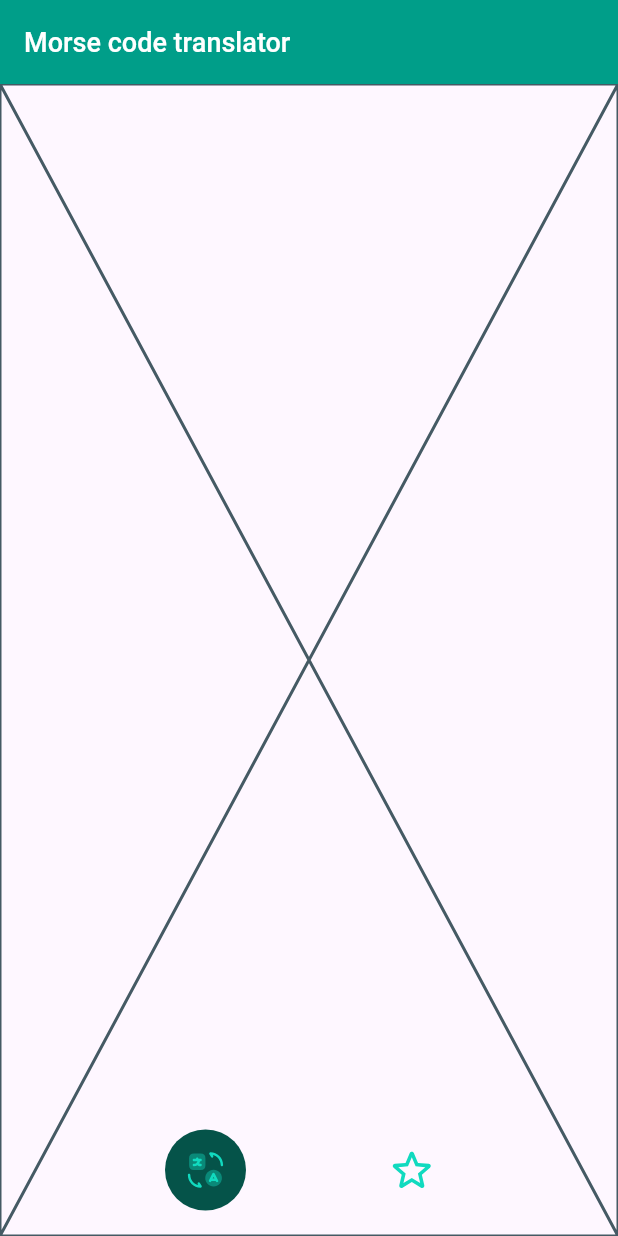
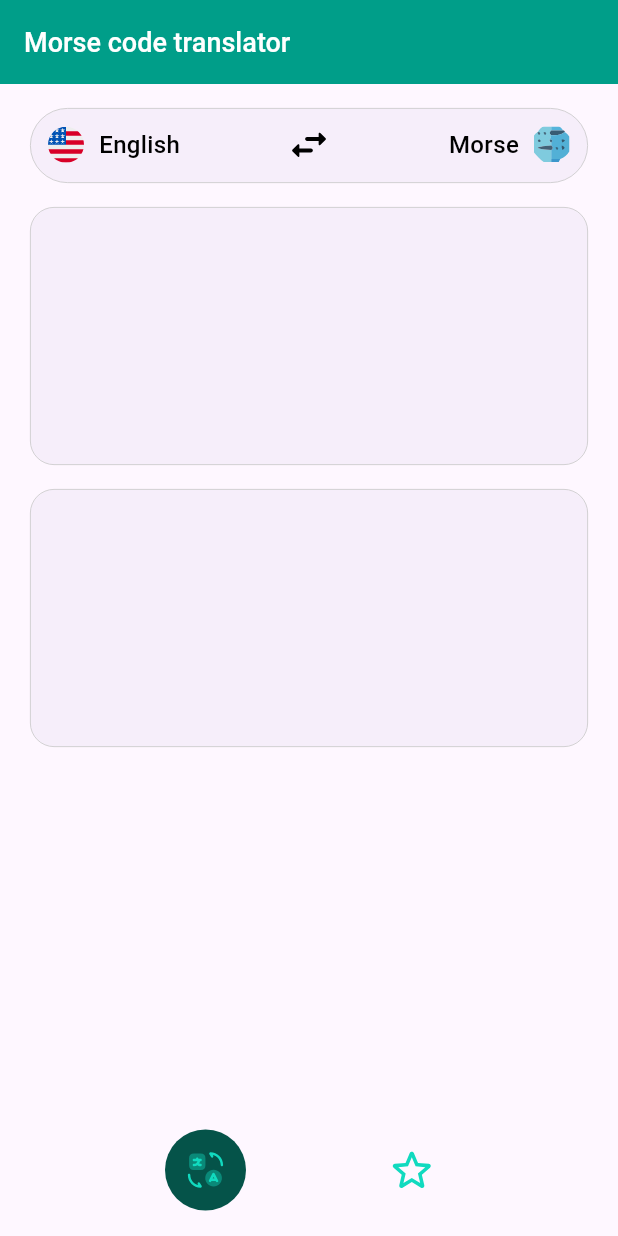
Before and after one commit to M1XAJIbI4/morse_code, a Flutter app: the screen it shows after launch, on a phone screen of 412 x 824 dp. Run offline on Flutter 3.47's test engine with Material 3 defaults, Android fonts, the phone set to English and light mode, and no system bars; our stand-ins replace flutter_bloc, flutter_svg, gap, get_it, hive, injectable and 3 more; accounts and stored records are empty; generated files the repository leaves out were written again.

Commit message:
Made swap wodget on the first tab

```diff
--- a/lib/domain/models/sup_locale.dart
+++ b/lib/domain/models/sup_locale.dart
@@ -1,7 +1,8 @@
 import 'package:hive/hive.dart';
 
+part 'sup_locale.g.dart';
+
 @HiveType(typeId: 1)
-
 enum SupLocale {
   @HiveField(0)
   enEN,
--- /dev/null
+++ b/lib/domain/models/translator_resume.dart
@@ -0,0 +1,4 @@
+enum TranslatorResume {
+  textToMorse,
+  morseToText,
+}
--- a/lib/presentation/design/card_decoration.dart
+++ b/lib/presentation/design/card_decoration.dart
@@ -4,10 +4,12 @@ import 'package:morse_code/presentation/application/application.dart';
 class CardDecoration extends StatelessWidget {
   final Widget child;
   final EdgeInsets? padding;
+  final double borderRadius;
 
   const CardDecoration({
     required this.child,
     this.padding,
+    this.borderRadius = 16.0,
     super.key,
   });
 
@@ -18,7 +20,7 @@ class CardDecoration extends StatelessWidget {
       child: DecoratedBox(
         decoration: BoxDecoration(
           color: ApplicationTheme.CARD_COLOR.withOpacity(0.05),
-          borderRadius: BorderRadius.circular(16.0),
+          borderRadius: BorderRadius.circular(borderRadius),
           border: Border.all(
             color: ApplicationTheme.BORDER_COLOR,
             width: 0.5,
--- a/lib/presentation/design/desing_title_text.dart
+++ b/lib/presentation/design/desing_title_text.dart
@@ -19,12 +19,12 @@ class DesignTitleText extends StatelessWidget {
       height: 19.0,
       child: Text(
         text,
-        style: const TextStyle(
+        style: TextStyle(
           fontWeight: FontWeight.w500,
           fontSize: 16.0,
           fontFamily: FontFamily.roboto,
           height: 18.75 / 16,
-          color: ApplicationTheme.ACTIVE_COLOR,
+          color: color,
         ),
       ),
     );
--- a/lib/presentation/design/star_icon_button.dart
+++ b/lib/presentation/design/star_icon_button.dart
@@ -25,6 +25,9 @@ class StarIconButton extends StatelessWidget {
           icon: Transform.scale(
             scale: 2,
             child: IconButton(
+              style: ButtonStyle(
+                foregroundColor: WidgetStatePropertyAll(ApplicationTheme.APPBAR_COLOR.withOpacity(0.25))
+                ),
               icon: SvgPicture.asset(
                 Assets.images.starActiveIcon.path,
               ),
--- a/lib/presentation/home_screen/home_screen.dart
+++ b/lib/presentation/home_screen/home_screen.dart
@@ -9,7 +9,7 @@ import 'package:morse_code/injection.dart';
 import 'package:morse_code/presentation/design/design_appbar.dart';
 import 'package:morse_code/presentation/design/scaling_button.dart';
 import 'package:morse_code/presentation/favorites_screen/favorites_screen.dart';
-import 'package:morse_code/presentation/home_screen/tabs/translator_tab.dart';
+import 'package:morse_code/presentation/translator_screen/translator_screen.dart';
 
 part 'widgets/home_screen_bottom_bar.dart';
 part 'widgets/tab_icon.dart';
@@ -88,7 +88,7 @@ class _HomeScreenState extends State<HomeScreen> with TickerProviderStateMixin {
   }
 
   Widget _getTab(HomeScreenTab tab) => switch (tab) {
-    HomeScreenTab.translateTab => const TranslatorTab(),
+    HomeScreenTab.translateTab => const TranslatorScreen(),
     HomeScreenTab.favoritesTab => const FavoritesScreen(),
   };
 
--- a/lib/presentation/home_screen/tabs/translator_tab.dart
+++ /dev/null
@@ -1,15 +0,0 @@
-import 'package:flutter/material.dart';
-
-class TranslatorTab extends StatefulWidget {
-  const TranslatorTab({super.key});
-
-  @override
-  State<TranslatorTab> createState() => _TranslatorTabState();
-}
-
-class _TranslatorTabState extends State<TranslatorTab> {
-  @override
-  Widget build(BuildContext context) {
-    return const Placeholder();
-  }
-}
--- /dev/null
+++ b/lib/presentation/translator_screen/translator_screen.dart
@@ -0,0 +1,74 @@
+import 'package:flutter/foundation.dart';
+import 'package:flutter/material.dart';
+import 'package:flutter_svg/svg.dart';
+import 'package:gap/gap.dart';
+import 'package:morse_code/domain/models/sup_locale.dart';
+import 'package:morse_code/domain/models/translator_resume.dart';
+import 'package:morse_code/gen/assets.gen.dart';
+import 'package:morse_code/presentation/application/application.dart';
+import 'package:morse_code/presentation/design/card_decoration.dart';
+import 'package:morse_code/presentation/design/desing_title_text.dart';
+import 'package:morse_code/presentation/design/scaling_button.dart';
+
+part 'widgets/swap_widget.dart';
+part 'widgets/swap_button.dart';
+
+class TranslatorScreen extends StatefulWidget {
+  const TranslatorScreen({super.key});
+
+  @override
+  State<TranslatorScreen> createState() => _TranslatorScreenState();
+}
+
+class _TranslatorScreenState extends State<TranslatorScreen> {
+  final _currentSupLocaleNotifier = ValueNotifier<SupLocale>(SupLocale.enEN);
+  final _translatorResumeNotifier =
+      ValueNotifier<TranslatorResume>(TranslatorResume.textToMorse);
+
+  @override
+  Widget build(BuildContext context) {
+    return SingleChildScrollView(
+      child: Padding(
+        padding: const EdgeInsets.symmetric(horizontal: 20) +
+            const EdgeInsets.only(top: 16),
+        child: Column(
+          mainAxisSize: MainAxisSize.min,
+          children: [
+            _SwapWidget(
+              onLocalePressed: () => _changeLocale(),
+              localeListenable: _currentSupLocaleNotifier,
+              resumeListenable: _translatorResumeNotifier,
+              onSwapPressed: () => _onSwapPressed(),
+            ),
+            const Gap(16),
+            CardDecoration(
+                child: Container(
+              constraints: const BoxConstraints(minHeight: 140),
+            )),
+            const Gap(16),
+            CardDecoration(
+                child: Container(
+              constraints: const BoxConstraints(minHeight: 140),
+            )),
+          ],
+        ),
+      ),
+    );
+  }
+
+  void _changeLocale() {}
+
+  void _onSwapPressed() {
+    final newValue =
+        _translatorResumeNotifier.value == TranslatorResume.textToMorse
+            ? TranslatorResume.morseToText
+            : TranslatorResume.textToMorse;
+    _translatorResumeNotifier.value = newValue;
+  }
+
+  @override
+  void dispose() {
+    _currentSupLocaleNotifier.dispose();
+    super.dispose();
+  }
+}
--- /dev/null
+++ b/lib/presentation/translator_screen/widgets/swap_button.dart
@@ -0,0 +1,68 @@
+part of '../translator_screen.dart';
+
+class _SwapButton extends StatefulWidget {
+  final VoidCallback onPressed;
+
+  const _SwapButton({
+    required this.onPressed,
+  });
+
+  @override
+  State<_SwapButton> createState() => _SwapButtonState();
+}
+
+class _SwapButtonState extends State<_SwapButton>
+    with SingleTickerProviderStateMixin {
+  late final AnimationController _animationController;
+
+  @override
+  void initState() {
+    _animationController = AnimationController(
+      duration: kThemeAnimationDuration,
+      vsync: this,
+    );
+    super.initState();
+  }
+
+  @override
+  Widget build(BuildContext context) {
+    return ScalingButton(
+        onTap: () {},
+        lowerBound: 0.95,
+        child: SizedBox(
+          width: 50,
+          height: 40,
+          child: AnimatedBuilder(
+            animation: _animationController,
+            builder: (ctx, child) {
+              return Transform.rotate(
+                angle: _animationController.value * 3.14,
+                child: child,
+              );
+            },
+            child: IconButton(
+              onPressed: () {
+                _animationController.value > 0.5
+                    ? _animationController.reverse()
+                    : _animationController.forward();
+                widget.onPressed.call();
+              },
+              style: ButtonStyle(
+                overlayColor: WidgetStatePropertyAll(
+                    ApplicationTheme.APPBAR_COLOR.withOpacity(0.1)),
+              ),
+              icon: Transform.scale(
+                scale: 2.8,
+                child: SvgPicture.asset(Assets.images.swapIcon.path),
+              ),
+            ),
+          ),
+        ));
+  }
+
+  @override
+  void dispose() {
+    _animationController.dispose();
+    super.dispose();
+  }
+}
--- /dev/null
+++ b/lib/presentation/translator_screen/widgets/swap_widget.dart
@@ -0,0 +1,115 @@
+part of '../translator_screen.dart';
+
+class _SwapWidget extends StatelessWidget {
+  final VoidCallback onLocalePressed;
+  final ValueListenable<SupLocale> localeListenable;
+  final ValueListenable<TranslatorResume> resumeListenable;
+  final VoidCallback onSwapPressed;
+
+  const _SwapWidget({
+    required this.onLocalePressed,
+    required this.localeListenable,
+    required this.resumeListenable,
+    required this.onSwapPressed,
+  });
+
+  @override
+  Widget build(BuildContext context) {
+    return SizedBox(
+      height: 50.0,
+      child: CardDecoration(
+        borderRadius: 50,
+        padding: const EdgeInsets.symmetric(horizontal: 12) +
+            const EdgeInsets.only(top: 11, bottom: 12),
+        child: Row(
+          mainAxisAlignment: MainAxisAlignment.spaceBetween,
+          children: [
+            SizedBox(
+              width: 90,
+              child: ValueListenableBuilder<TranslatorResume>(
+                valueListenable: resumeListenable,
+                builder: (_, resume, __ ) {
+                  final isDefault = resume == TranslatorResume.textToMorse;
+                  return AnimatedSwitcher(
+                    duration: kThemeAnimationDuration,
+                    child: Row(
+                      key: ValueKey('left$resume'),
+                      mainAxisAlignment: MainAxisAlignment.start,
+                      children: [
+                        isDefault
+                            ? _flagIcon()
+                            : _morseIcon(),
+                        const Gap(10),
+                        isDefault
+                            ? _LocaleText(localeListenable: localeListenable)
+                            : _morseText()
+                      ],
+                    ),
+                  );
+                },
+              ),
+            ),
+
+            _SwapButton(
+              onPressed: () => onSwapPressed.call()
+            ),
+
+            SizedBox(
+              width: 90,
+              child: ValueListenableBuilder<TranslatorResume>(
+                valueListenable: resumeListenable,
+                builder: (_, resume, __ ) {
+                  final isDefault = resume == TranslatorResume.textToMorse;
+                  return AnimatedSwitcher(
+                    duration: kThemeAnimationDuration,
+                    child: Row(
+                      key: ValueKey('right$resume'),
+                      mainAxisAlignment: MainAxisAlignment.end,
+                      children: [
+                        !isDefault
+                            ? _LocaleText(localeListenable: localeListenable)
+                            : _morseText(),
+                        const Gap(10),
+                        !isDefault
+                            ? _flagIcon()
+                            : _morseIcon(),
+                      ],
+                    ),
+                  );
+                },
+              ),
+            ),
+          ],
+        ),
+      ),
+    );
+  }
+
+  Widget _morseIcon() => SvgPicture.asset(Assets.images.morseIcon.path);
+
+  Widget _flagIcon() => SvgPicture.asset(Assets.images.enFlagIcon.path);
+
+  Widget _morseText() => const DesignTitleText(
+    text: 'Morse',
+    color: Colors.black,
+  );
+}
+
+class _LocaleText extends StatelessWidget {
+  final ValueListenable<SupLocale> localeListenable;
+
+  const _LocaleText({
+    required this.localeListenable,
+  });
+
+  @override
+  Widget build(BuildContext context) {
+    return ValueListenableBuilder<SupLocale>(
+      valueListenable: localeListenable,
+      builder: (_, supLocale, __) => DesignTitleText(
+        text: supLocale.title,
+        color: Colors.black,
+      ),
+    );
+  }
+}
```
Also changed, not shown: assets/images/morse_icon.svg.
